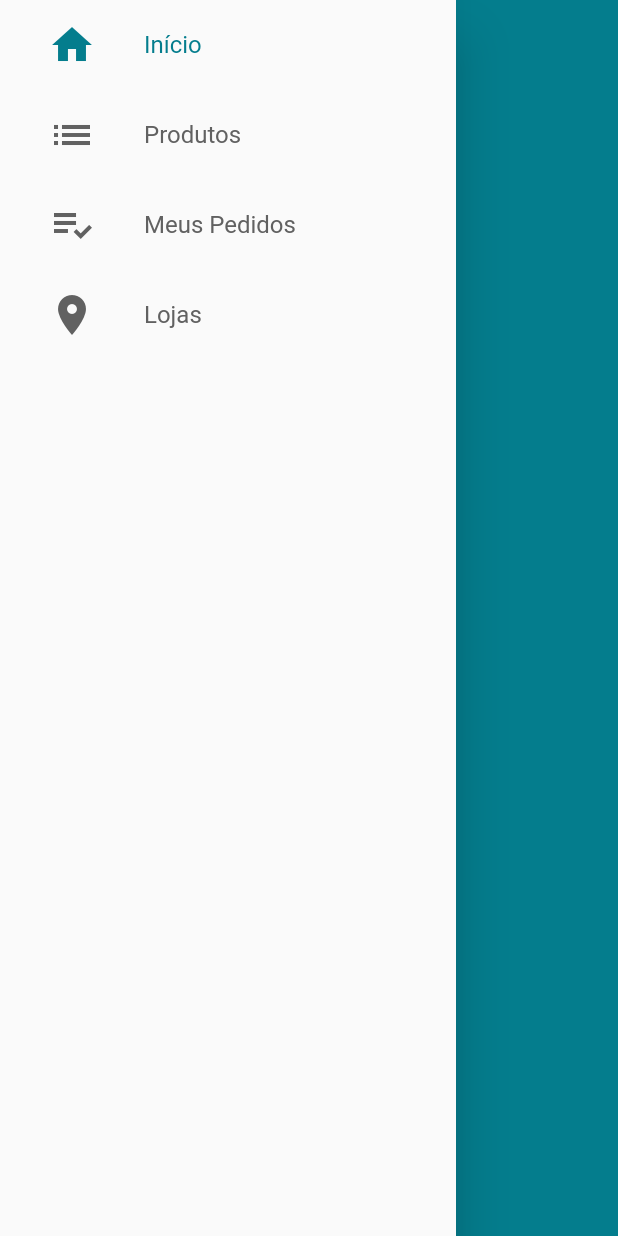
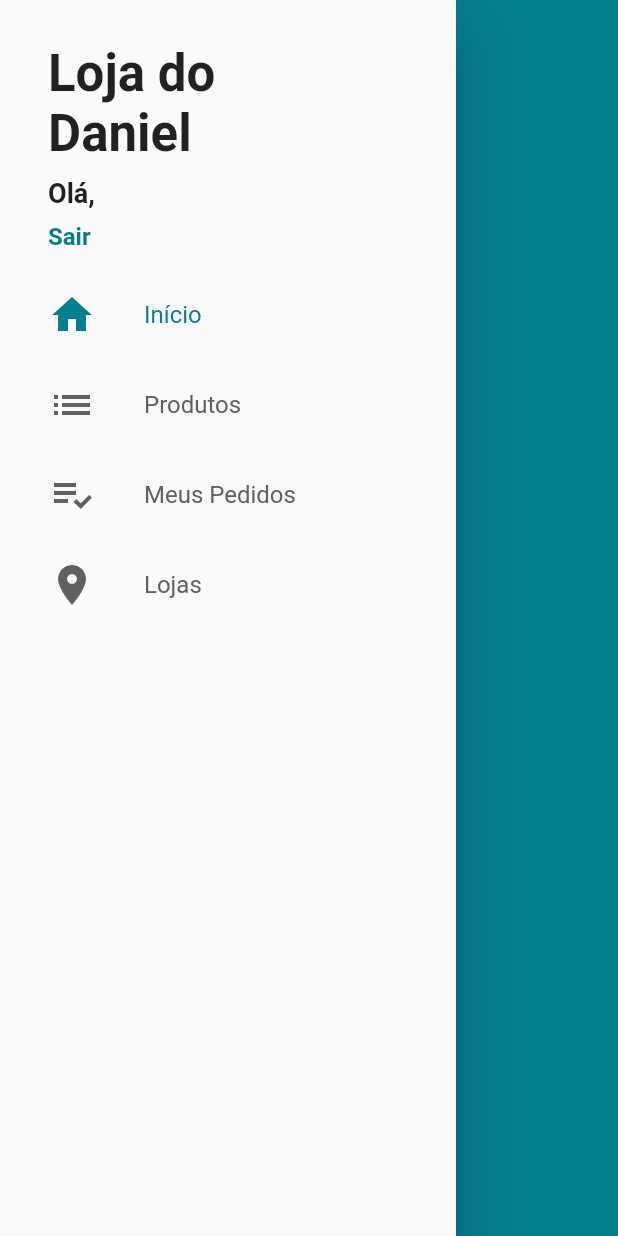
Before and after one commit to ed2aplicativos/game-store, a Flutter app: the CustomDrawer widget shown alone on an empty page, opened directly, on a phone screen of 412 x 824 dp. Run offline on Flutter 3.47's test engine with Material 2 defaults, Android fonts, the phone set to English and light mode, and no system bars; our stand-ins replace cloud_firestore, firebase_auth; accounts and stored records are empty.

Commit message:
Acessaldo o Usuário pelo Drawer e Logout

```diff
--- a/lib/common/custom_drawer/custom_drawer.dart
+++ b/lib/common/custom_drawer/custom_drawer.dart
@@ -1,4 +1,5 @@
 import 'package:flutter/material.dart';
+import 'package:new_game_store/common/custom_drawer/custom_drawer_header.dart';
 import 'package:new_game_store/common/custom_drawer/drawer_tile.dart';
 
 class CustomDrawer extends StatelessWidget {
@@ -10,6 +11,7 @@ class CustomDrawer extends StatelessWidget {
     return Drawer(
       child: ListView(
         children: [
+          CustomDrawerHeader(),
           DrawerTile(
             iconData: Icons.home,
             title: 'Início',
--- /dev/null
+++ b/lib/common/custom_drawer/custom_drawer_header.dart
@@ -0,0 +1,58 @@
+import 'package:flutter/material.dart';
+import 'package:new_game_store/models/user_manager.dart';
+import 'package:provider/provider.dart';
+
+class CustomDrawerHeader extends StatelessWidget {
+  @override
+  Widget build(BuildContext context) {
+    return Container(
+      padding: const EdgeInsets.fromLTRB(32, 24, 16, 8),
+      height: 180,
+      child: Consumer<UserManager>(
+        builder: (_, userManager, __){
+          return Column(
+            crossAxisAlignment: CrossAxisAlignment.start,
+            mainAxisAlignment: MainAxisAlignment.spaceAround,
+            children: <Widget>[
+              Text(
+                'Loja do\nDaniel',
+                style: TextStyle(
+                  fontSize: 34,
+                  fontWeight: FontWeight.bold,
+                ),
+              ),
+              Text(
+                'Olá, ${userManager.user?.name ?? ''}',
+                overflow: TextOverflow.ellipsis,
+                maxLines: 2,
+                style: TextStyle(
+                  fontSize: 18,
+                  fontWeight: FontWeight.bold,
+                ),
+              ),
+              GestureDetector(
+                onTap: (){
+                  if(userManager.isLoggedIn){
+                    userManager.signOut();
+                  } else {
+                    Navigator.of(context).pushNamed('/login');
+                  }
+                },
+                child: Text(
+                  userManager.isLoggedIn
+                      ? 'Sair'
+                      : 'Entre ou cadastre-se >',
+                  style: TextStyle(
+                    color: Theme.of(context).primaryColor,
+                    fontSize: 16,
+                    fontWeight: FontWeight.bold,
+                  ),
+                ),
+              ),
+            ],
+          );
+        },
+      ),
+    );
+  }
+}
--- a/lib/main.dart
+++ b/lib/main.dart
@@ -1,6 +1,7 @@
 import 'package:flutter/material.dart';
 import 'package:new_game_store/models/user_manager.dart';
 import 'package:new_game_store/screens/base/base_screen.dart';
+import 'package:new_game_store/screens/login/login_screen.dart';
 import 'package:new_game_store/screens/signup/signup_screen.dart';
 import 'package:provider/provider.dart';
 
@@ -12,6 +13,7 @@ class MyApp extends StatelessWidget {
   Widget build(BuildContext context) {
     return ChangeNotifierProvider(
       create: (_) => UserManager(),
+      lazy: false,
       child: MaterialApp(
         title: 'Games Store',
         debugShowCheckedModeBanner: false,
@@ -26,6 +28,10 @@ class MyApp extends StatelessWidget {
         initialRoute: '/base',
         onGenerateRoute: (settings){
           switch(settings.name){
+            case '/login':
+              return MaterialPageRoute(
+                  builder: (_) => LoginScreen()
+              );
             case '/signup':
               return MaterialPageRoute(
                   builder: (_) => SignUpScreen()
--- a/lib/screens/login/login_screen.dart
+++ b/lib/screens/login/login_screen.dart
@@ -89,7 +89,7 @@ class LoginScreen extends StatelessWidget {
                                   );
                                 },
                                 onSuccess: (){
-                                  // TODO: FECHAR A TELA DE LOGIN
+                                  Navigator.of(context).pop();
                                 }
                             );
                           }
--- a/lib/screens/signup/signup_screen.dart
+++ b/lib/screens/signup/signup_screen.dart
@@ -103,8 +103,7 @@ class SignUpScreen extends StatelessWidget {
                         context.read<UserManager>().signUp(
                             user: user,
                             onSuccess: (){
-                              debugPrint('sucesso');
-                              // TODO: POP
+                              Navigator.of(context).pop();
                             },
                             onFail: (e){
                               scaffoldKey.currentState.showSnackBar(
```
Also changed, not shown: lib/models/user_manager.dart (+8 -0 lines), lib/screens/base/base_screen.dart (+6 -1 lines).
